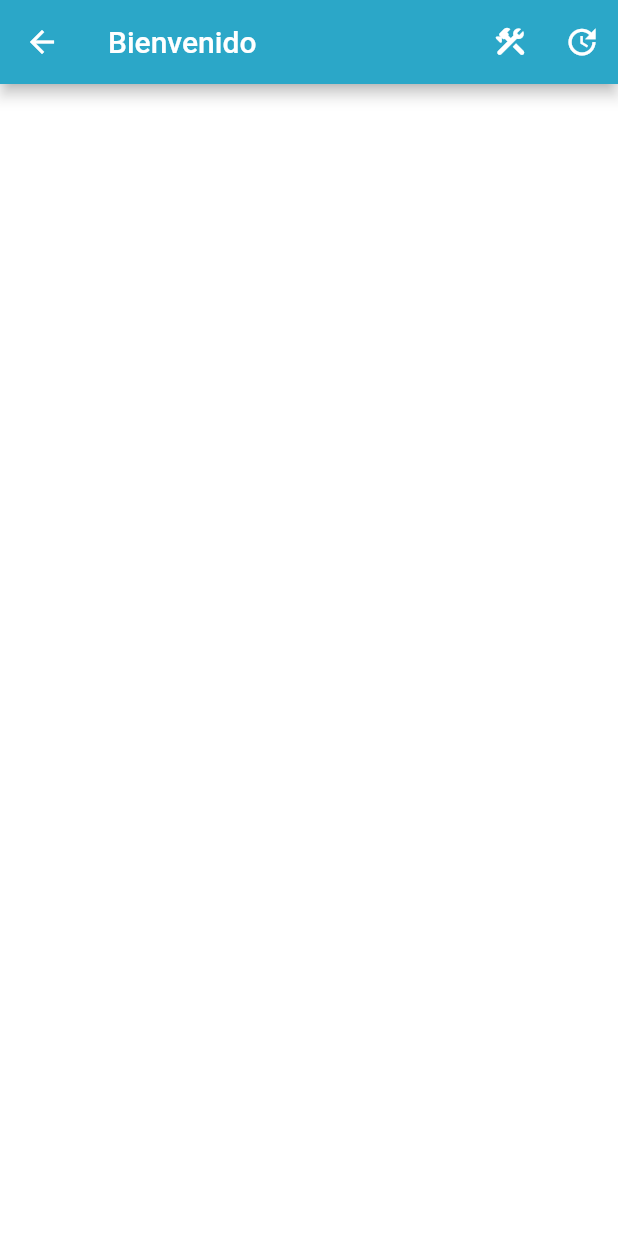
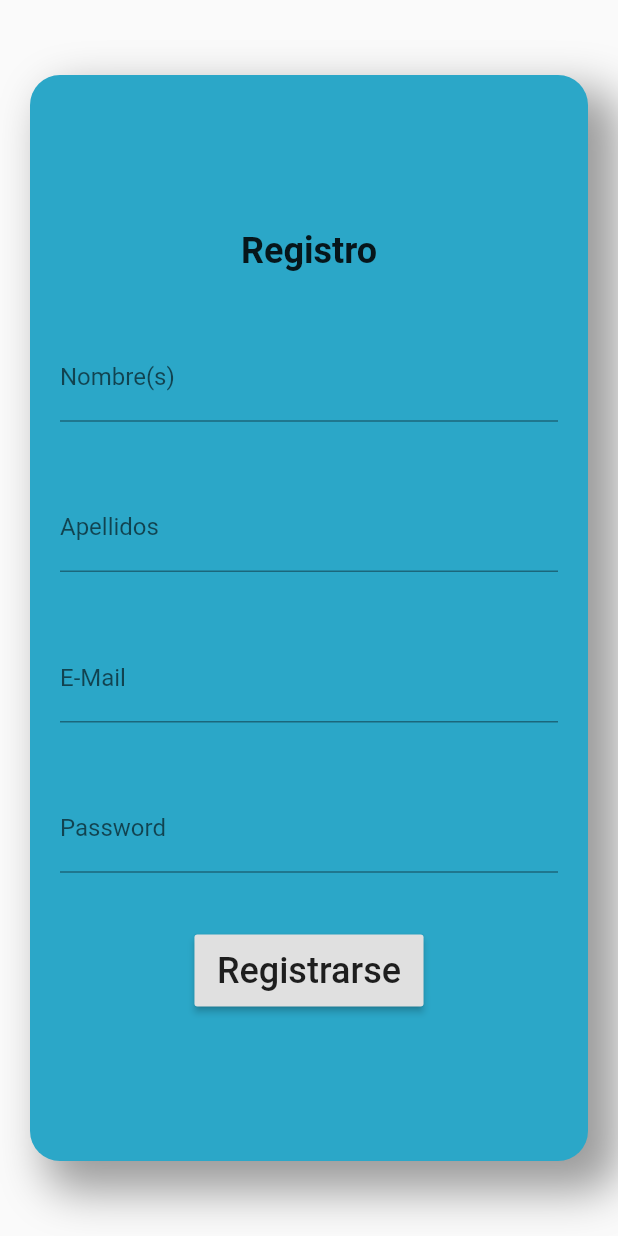
Before and after one commit to SolxSaj/FindPhone, a Flutter app: the screen it shows after launch, after a tap on "¿Aún no tienes cuenta? Crea una cuenta", on a phone screen of 412 x 824 dp. Run offline on Flutter 3.47's test engine with Material 2 defaults, Android fonts, the light colour scheme and no system bars; our stand-ins replace device_info_plus; accounts and stored records are empty; network calls fail.

Commit message:
Avance Registro

```diff
--- a/lib/main.dart
+++ b/lib/main.dart
@@ -1,5 +1,6 @@
 import 'package:findphone_vdos/model/dispositivo.dart';
 import 'package:findphone_vdos/screens/listadipositivos.dart';
+import 'package:findphone_vdos/screens/registro.dart';
 import 'package:findphone_vdos/service/dispositivo_service.dart';
 import 'package:flutter/material.dart';
 import 'package:provider/provider.dart';
@@ -30,6 +31,7 @@ class App extends StatelessWidget{
       routes: {
         'Dispositivos': (_) => ListaDispositivos(),
         'Login': (_) => Login(),
+        'Register': (_) => Registro(),
       },
     );
   }
--- a/lib/screens/login.dart
+++ b/lib/screens/login.dart
@@ -93,7 +93,7 @@ class LoginState extends State<Login>{
                   child: Center(
                     child: InkWell(
                       child: Text("¿Aún no tienes cuenta? Crea una cuenta"),
-                      onTap: () => Navigator.pushNamed(context, "Dispositivos"),
+                      onTap: () => Navigator.pushNamed(context, "Register"),
                     )
                   ),
                 ),
--- /dev/null
+++ b/lib/screens/registro.dart
@@ -0,0 +1,146 @@
+import 'package:flutter/material.dart';
+
+class Registro extends StatefulWidget {
+  @override
+  _RegistroState createState() => _RegistroState();
+}
+
+class _RegistroState extends State<Registro> {
+  var _formKey = GlobalKey<FormState>();
+  var isLoading = false;
+
+  void _submit() {
+    final isValid = _formKey.currentState!.validate();
+    if (!isValid) {
+      return;
+    }
+    _formKey.currentState!.save();
+  }
+
+  @override
+  Widget build(BuildContext context) {
+    return Scaffold(
+      //body
+      body: Container(
+        decoration: BoxDecoration(
+          boxShadow: [
+            BoxShadow(
+              color: Colors.black38,
+              blurRadius: 25.0,
+              spreadRadius: 5,
+              offset: Offset(
+                15.0,15.0
+              ),
+            ),
+          ],
+          color: Color.fromARGB(255, 43, 167, 200),
+          borderRadius: BorderRadius.circular(20),
+        ),
+        margin: EdgeInsets.only(left: 20, right: 20, top: 50, bottom: 50),
+        padding: EdgeInsets.only(left: 20, right: 20),
+        //form
+        child: Center(
+          child: SingleChildScrollView(
+            child: Form(
+              key: _formKey,
+              child: Column(
+                children: <Widget>[
+                  Text(
+                    "Registro",
+                    style: TextStyle(fontSize: 24.0, fontWeight: FontWeight.bold),
+                  ),
+                  //styling
+                  SizedBox(
+                    height: MediaQuery.of(context).size.width * 0.1,
+                  ),
+                  TextFormField(
+                    decoration: InputDecoration(labelText: 'Nombre(s)'),
+                    keyboardType: TextInputType.emailAddress,
+                    onFieldSubmitted: (value) {
+                      //Validator
+                    },
+                    validator: (value) {
+                      if (value!.isEmpty) {
+                        return 'Ingresa tu nombre';
+                      }
+                      return null;
+                    },
+                  ),
+                  //box styling
+                  SizedBox(
+                    height: MediaQuery.of(context).size.width * 0.1,
+                  ),
+                  TextFormField(
+                    decoration: InputDecoration(labelText: 'Apellidos'),
+                    keyboardType: TextInputType.emailAddress,
+                    onFieldSubmitted: (value) {
+                      //Validator
+                    },
+                    validator: (value) {
+                      if (value!.isEmpty) {
+                        return 'Ingresa tus apellidos';
+                      }
+                      return null;
+                    },
+                  ),
+                  //box styling
+                  SizedBox(
+                    height: MediaQuery.of(context).size.width * 0.1,
+                  ),
+                  TextFormField(
+                    decoration: InputDecoration(labelText: 'E-Mail'),
+                    keyboardType: TextInputType.emailAddress,
+                    onFieldSubmitted: (value) {
+                      //Validator
+                    },
+                    validator: (value) {
+                      if (value!.isEmpty ||
+                          !RegExp(r"^[a-zA-Z0-9.a-zA-Z0-9.!#$%&'*+-/=?^_`{|}~]+@[a-zA-Z0-9]+\.[a-zA-Z]+")
+                              .hasMatch(value)) {
+                        return 'Enter a valid email!';
+                      }
+                      return null;
+                    },
+                  ),
+                  //box styling
+                  SizedBox(
+                    height: MediaQuery.of(context).size.width * 0.1,
+                  ),
+                  //text input
+                  TextFormField(
+                    decoration: InputDecoration(labelText: 'Password'),
+                    keyboardType: TextInputType.emailAddress,
+                    onFieldSubmitted: (value) {},
+                    obscureText: true,
+                    validator: (value) {
+                      if (value!.isEmpty) {
+                        return 'Enter a valid password!';
+                      }
+                      return null;
+                    },
+                  ),
+                  SizedBox(
+                    height: MediaQuery.of(context).size.width * 0.1,
+                  ),
+                  RaisedButton(
+                    padding: EdgeInsets.symmetric(
+                      vertical: 10.0,
+                      horizontal: 15.0,
+                    ),
+                    child: Text(
+                      "Registrarse",
+                      style: TextStyle(
+                        fontSize: 24.0,
+                      ),
+                    ),
+                    onPressed: () => _submit(),
+                  )
+                ],
+              ),
+            ),
+          ),
+        ),
+      ),
+    );
+  }
+}
```
